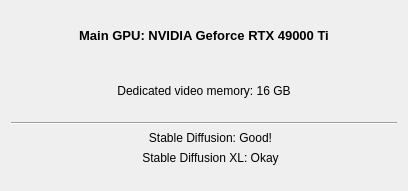
Above: misc/checkgpudialog.ui from ZDisket/WinDiffusion before the change. Below: the same form after it.
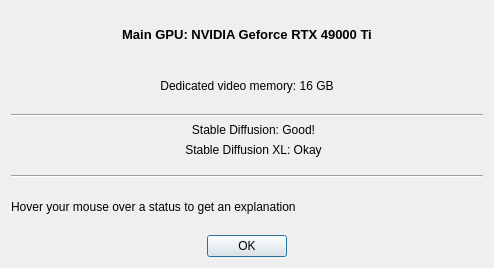
That is the form after the change.

Commit message: finish up the dialogs

Diff of the .ui file:
```diff
--- a/misc/checkgpudialog.ui
+++ b/misc/checkgpudialog.ui
@@ -6,8 +6,8 @@
    <rect>
     <x>0</x>
     <y>0</y>
-    <width>408</width>
-    <height>191</height>
+    <width>494</width>
+    <height>268</height>
    </rect>
   </property>
   <property name="windowTitle">
@@ -94,6 +94,30 @@
      </item>
     </layout>
    </item>
+   <item>
+    <widget class="Line" name="line_2">
+     <property name="orientation">
+      <enum>Qt::Horizontal</enum>
+     </property>
+    </widget>
+   </item>
+   <item>
+    <widget class="QLabel" name="label">
+     <property name="text">
+      <string>Hover your mouse over a status to get an explanation</string>
+     </property>
+    </widget>
+   </item>
+   <item>
+    <widget class="QDialogButtonBox" name="buttonBox">
+     <property name="standardButtons">
+      <set>QDialogButtonBox::Ok</set>
+     </property>
+     <property name="centerButtons">
+      <bool>true</bool>
+     </property>
+    </widget>
+   </item>
   </layout>
  </widget>
  <resources/>
```
The commit also changes 4 other files.
